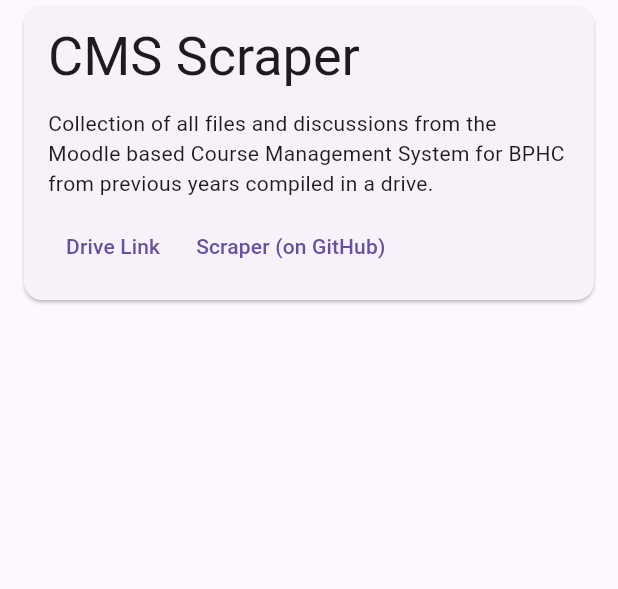
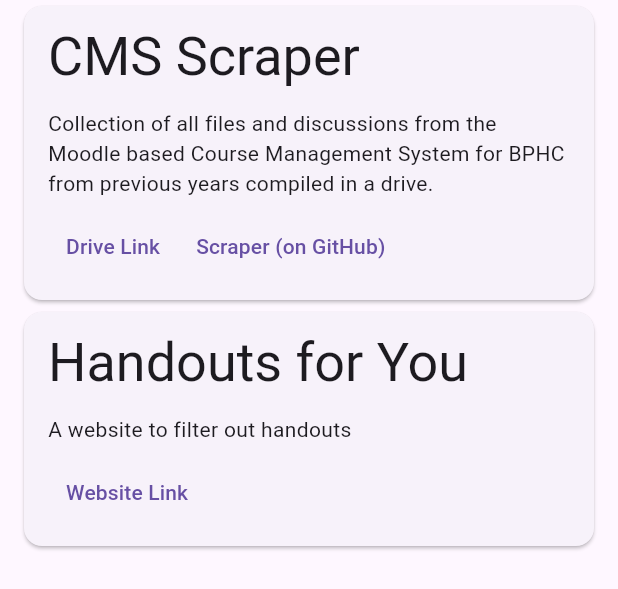
Before and after one commit to crux-bphc/lex, a Flutter app: the _Content widget shown alone on an empty page, opened directly, on a phone screen of 412 x 824 dp. Shown: the top 589 px of the screen. Run offline on Flutter 3.47's test engine with Material 2 defaults, Android fonts, the phone set to English and light mode, and no system bars; our stand-ins replace dio, fast_immutable_collections, flutter_riverpod, freezed_annotation, go_router, html_unescape and 2 more; missing offline and left inert: html2md; accounts and stored records are empty; network calls fail.

Commit message:
feat: add handoutsforyou

```diff
--- a/lib/modules/resources/screens/home.dart
+++ b/lib/modules/resources/screens/home.dart
@@ -58,6 +58,19 @@ class _Content extends StatelessWidget {
             )
           ],
         ),
+        ResourceCard(
+          title: "Handouts for You",
+          children: [
+            const Text("A website to filter out handouts"),
+            const SizedBox(height: 8),
+            TextButton(
+              onPressed: () {
+                _launchUrl("https://handoutsforyou.vercel.app/");
+              },
+              child: const Text("Website Link"),
+            )
+          ],
+        )
       ],
     );
   }
```
